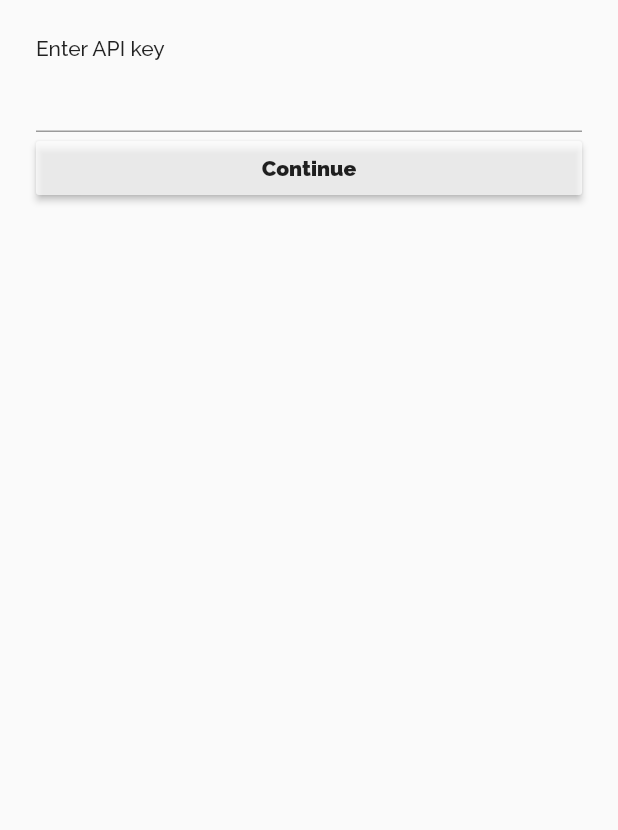
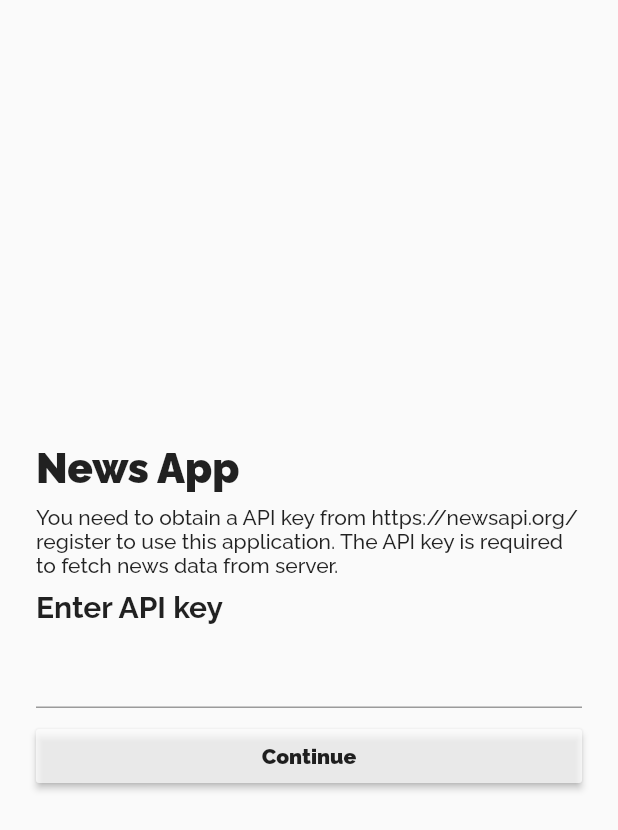
Before and after one commit to bnayagrawal/news_app_flutter_mobx, a Flutter app: the screen it shows after launch, on a phone screen of 412 x 824 dp. Shown: the top 830 px of the screen. Run offline on Flutter 3.47's test engine with Material 2 defaults, Android fonts, the phone set to English and light mode, and no system bars; our stand-ins replace flutter_mobx, font_awesome_flutter, google_fonts, mobx, shared_preferences; generated files the repository leaves out were written again.

Commit message:
Setup screen UI improvements.

```diff
--- a/lib/routes/setup/setup_screen.dart
+++ b/lib/routes/setup/setup_screen.dart
@@ -4,7 +4,6 @@
 import 'package:provider/provider.dart';
 
 class SetupScreen extends StatefulWidget {
-
   @override
   _SetupScreenState createState() => _SetupScreenState();
 }
@@ -34,14 +33,24 @@
     return Scaffold(
       body: SafeArea(
         child: Container(
-          alignment: Alignment.center,
           padding: EdgeInsets.all(24),
           child: Column(
             mainAxisSize: MainAxisSize.max,
             crossAxisAlignment: CrossAxisAlignment.stretch,
+            mainAxisAlignment: MainAxisAlignment.center,
             children: <Widget>[
-              Text('Enter API key'),
-              Form(
+              Text('News App', style: Theme.of(context).textTheme.headline),
+              Padding(
+                padding: EdgeInsets.symmetric(vertical: 8),
+                child: Text(
+                  'You need to obtain a API key from https://newsapi.org/register to use this application. The API key is required to fetch news data from server.',
+                  style: Theme.of(context).textTheme.body1,
+                ),
+              ),
+              Text('Enter API key', style: Theme.of(context).textTheme.subhead,),
+              Padding(
+                padding: const EdgeInsets.symmetric(vertical: 8),
+                child: Form(
                   key: _formKey,
                   child: TextFormField(
                     onSaved: (String value) {
@@ -56,6 +65,7 @@
                     },
                   ),
                 ),
+              ),
               RaisedButton(
                 child: Text('Continue'),
                 onPressed: _onButtonPressed,
```
Lines whose indentation alone changed are shown as unchanged.
